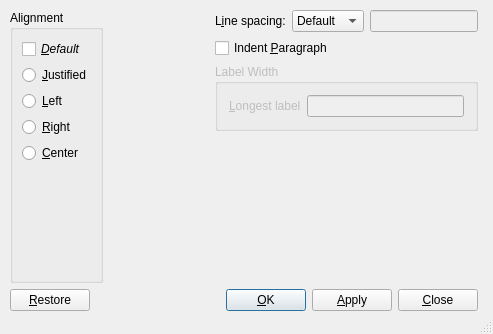
The window that src/frontends/qt4/ui/QParagraphUi.ui (cburschka/lyx) describes before a commit, drawn with Qt 5.
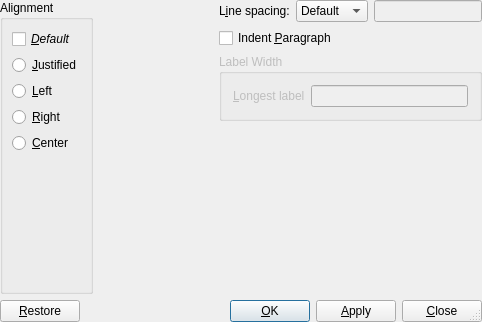
The same window after the commit.

Commit message: Redo layout of dialog to solve sizing issue.

Patch:
```diff
--- a/src/frontends/qt4/ui/QParagraphUi.ui
+++ b/src/frontends/qt4/ui/QParagraphUi.ui
@@ -8,10 +8,18 @@
    <rect>
     <x>0</x>
     <y>0</y>
-    <width>493</width>
-    <height>334</height>
+    <width>482</width>
+    <height>322</height>
    </rect>
   </property>
+  <property name="sizePolicy" >
+   <sizepolicy>
+    <hsizetype>1</hsizetype>
+    <vsizetype>1</vsizetype>
+    <horstretch>0</horstretch>
+    <verstretch>0</verstretch>
+   </sizepolicy>
+  </property>
   <property name="focusPolicy" >
    <enum>Qt::NoFocus</enum>
   </property>
@@ -21,15 +29,6 @@
   <property name="sizeGripEnabled" >
    <bool>true</bool>
   </property>
-  <widget class="QWidget" name="layoutWidget" >
-   <property name="geometry" >
-    <rect>
-     <x>10</x>
-     <y>10</y>
-     <width>468</width>
-     <height>301</height>
-    </rect>
-   </property>
    <layout class="QVBoxLayout" >
     <property name="margin" >
      <number>0</number>
@@ -361,7 +360,6 @@
      </layout>
     </item>
    </layout>
-  </widget>
  </widget>
  <tabstops>
   <tabstop>linespacing</tabstop>
```
